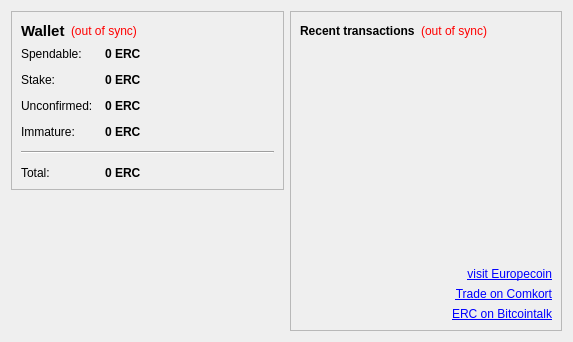
Before: the Qt Designer form src/qt/forms/overviewpage.ui in EuropecoinEUORG/EuropecoinEUORG, drawn with Qt 5.
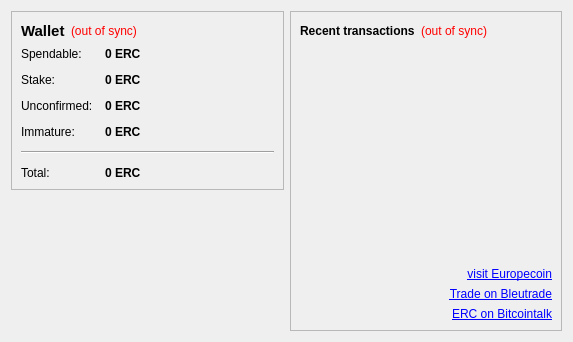
After: the same form once the commit is applied. Icons and pictures are not drawn.

The edit to the form file:
```diff
--- a/src/qt/forms/overviewpage.ui
+++ b/src/qt/forms/overviewpage.ui
@@ -372,7 +372,7 @@
            <item>
             <widget class="QLabel" name="tradeonbittrex">
              <property name="text">
-              <string>&lt;a href=&quot;https://comkort.com/trade/erc_btc&quot;&gt;Trade on Comkort&lt;/a&gt;</string>
+              <string>&lt;a href=&quot;https://bleutrade.com/exchange/ERC/BTC&quot;&gt;Trade on Bleutrade&lt;/a&gt;</string>
              </property>
              <property name="alignment">
               <set>Qt::AlignRight|Qt::AlignTrailing|Qt::AlignVCenter</set>
```
